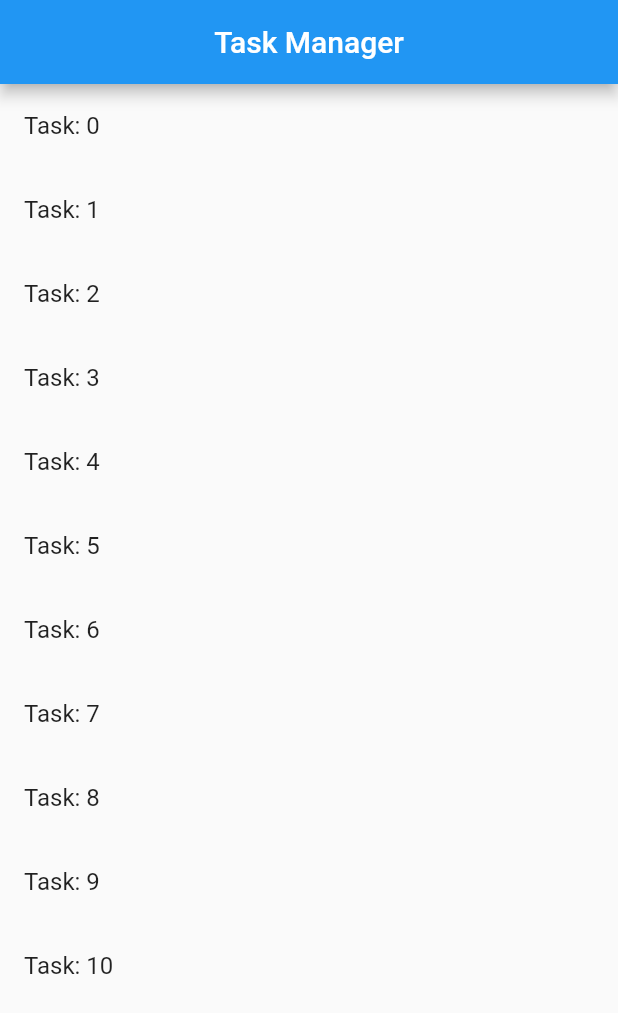
After one commit to Galadima3/Roadmap, a Flutter app: the TodosScreen screen opened directly, on a phone screen of 412 x 824 dp. The commit adds this screen. Shown: the top 1013 px of the screen. Run offline on Flutter 3.47's test engine with Material 2 defaults, Android fonts, the phone set to English and light mode, and no system bars.

Commit message:
Sending data to a new Screen

```diff
--- a/lib/main.dart
+++ b/lib/main.dart
@@ -1,12 +1,12 @@
 // ignore_for_file: prefer_const_literals_to_create_immutables
 
 import 'package:flutter/material.dart';
-import 'package:roadmap/navigation/Advanced/job_page.dart';
+// import 'package:roadmap/navigation/Advanced/job_page.dart';
 
-import 'package:roadmap/navigation/named_routes.dart';
+// import 'package:roadmap/navigation/named_routes.dart';
 import 'package:roadmap/navigation1/home_screen.dart';
 
-import 'navigation/advanced/job_card.dart';
+// import 'navigation/advanced/job_card.dart';
 
 // import 'package:roadmap/navigation/route_1.dart';
 
--- /dev/null
+++ b/lib/navigation2/to_do.dart
@@ -0,0 +1,20 @@
+import 'package:flutter/material.dart';
+import 'package:roadmap/navigation2/to_do_screen.dart';
+
+class ToDo {
+  final String title;
+  final String description;
+  ToDo({required this.title, required this.description});
+}
+
+
+void main() {
+  runApp(
+    MaterialApp(
+      title: 'Passing Data',
+      home: TodosScreen(
+        todos: List.generate(11, (index) => ToDo(title: 'Task: $index', description: 'A description of what needs to be done for Task $index')),
+      ),
+    )
+  );
+}
--- /dev/null
+++ b/lib/navigation2/to_do_screen.dart
@@ -0,0 +1,34 @@
+import 'package:flutter/material.dart';
+import 'package:roadmap/navigation2/detail_screen.dart';
+import 'package:roadmap/navigation2/to_do.dart';
+
+class TodosScreen extends StatelessWidget {
+  final List<ToDo> todos;
+  const TodosScreen({Key? key, required this.todos}) : super(key: key);
+
+  @override
+  Widget build(BuildContext context) {
+    return Scaffold(
+      appBar: AppBar(
+        title: const Text('Task Manager'),
+        centerTitle: true,
+      ),
+      body: ListView.builder(
+        itemCount: todos.length,
+        itemBuilder: (context, index) {
+        return ListTile(
+          title: Text(todos[index].title),
+          onTap: () {
+            Navigator.push(
+              context,
+              MaterialPageRoute(
+                builder: (context) => const DetailScreen(),
+                settings: RouteSettings(arguments: todos[index]),
+              ),
+            );
+          },
+        );
+      }),
+    );
+  }
+}
```
Also changed, not shown: lib/navigation2/detail_screen.dart (added, +21 -0 lines).
